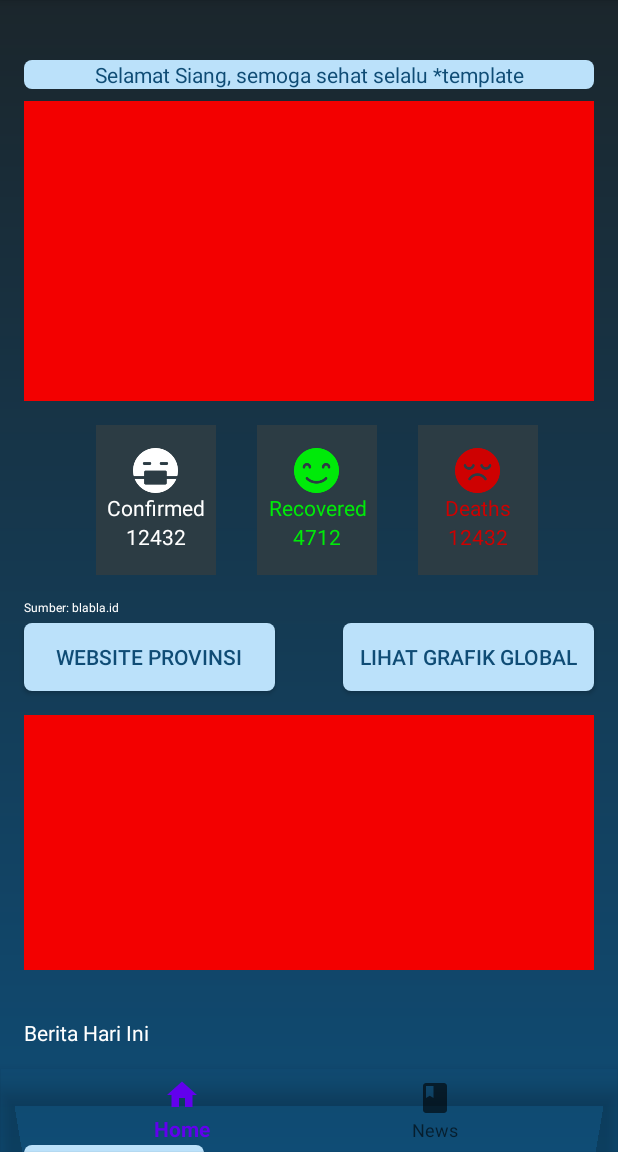
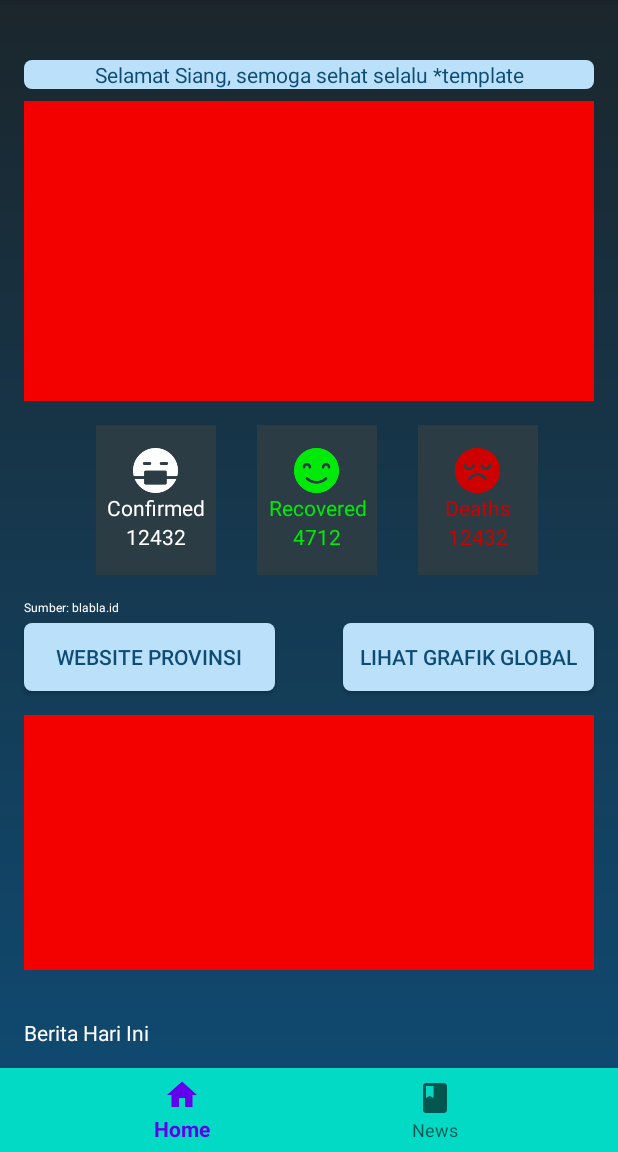
Before and after one commit to dimaseza/covinapp, an Android app: the screen it shows after launch (MainActivity), on a phone screen of 412 x 824 dp, the part 84-1236 px from its top. Run offline under Robolectric (Android 15) with nearby library versions, the phone set to English and light mode, and no system bars; Roboto replaces fonts that are not available here.

Commit message:
Add Bottom Navigation

```diff
--- a/app/src/main/res/layout/activity_main.xml
+++ b/app/src/main/res/layout/activity_main.xml
@@ -26,7 +26,7 @@
         android:id="@+id/bottomNavigationView"
         android:layout_width="match_parent"
         android:layout_height="wrap_content"
-        android:background="@android:color/transparent"
+        android:background="?attr/colorAccent"
         app:layout_constraintBottom_toBottomOf="parent"
         app:layout_constraintEnd_toEndOf="parent"
         app:layout_constraintStart_toStartOf="parent"
```
